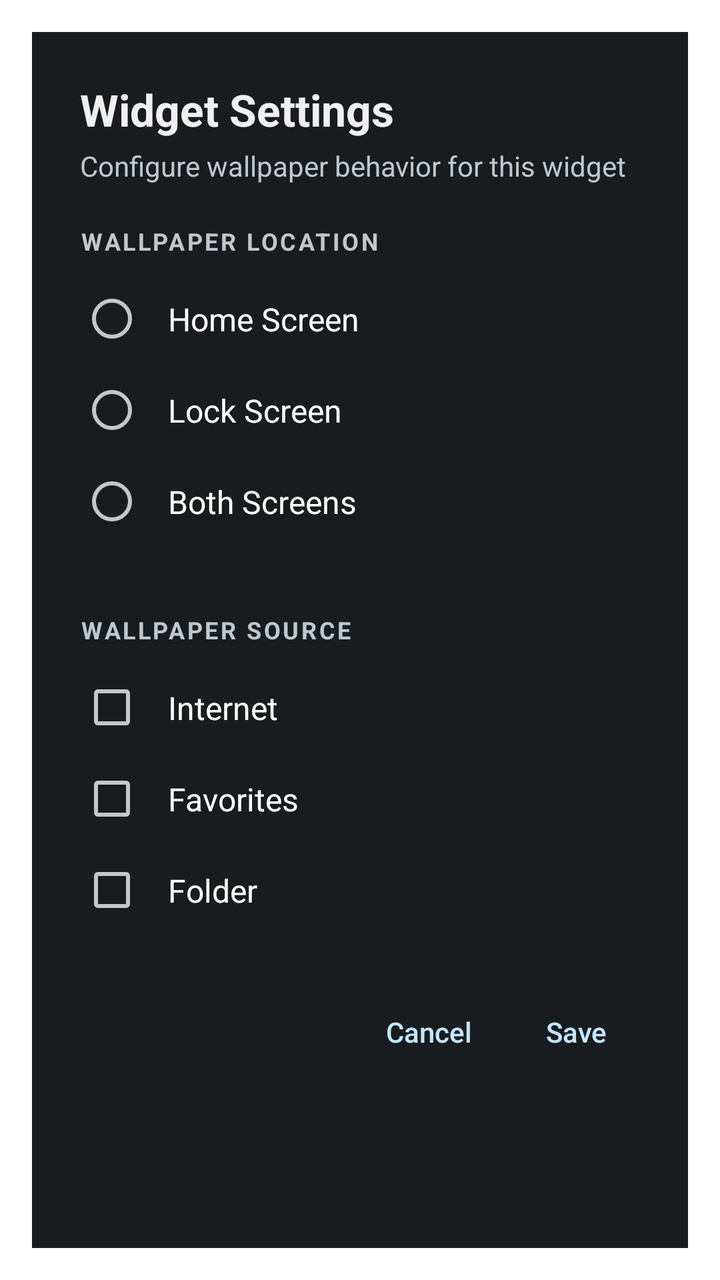
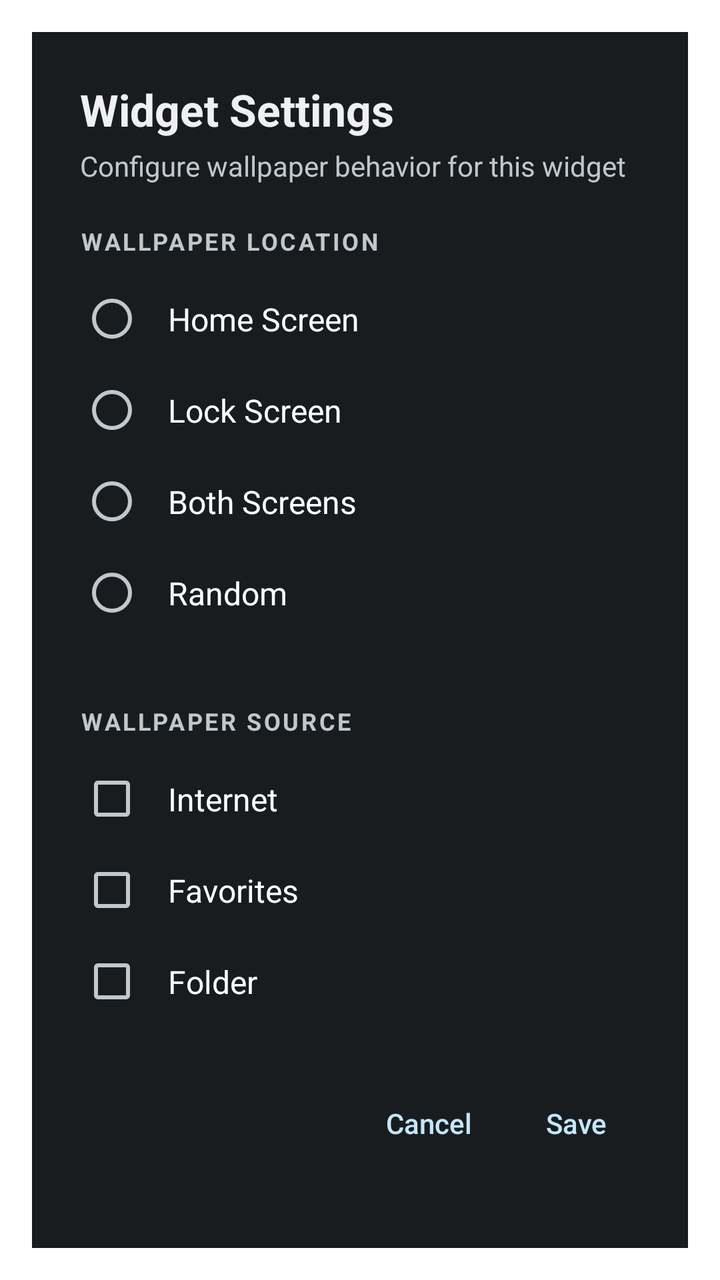

Screens rendered from an Android XML layout before and after an edit, with the pre-edit source and the edit as a unified diff.
<!-- AndroidManifest.xml: activity theme android:Theme.DeviceDefault.Dialog -->
<!-- res/layout/widget_config.xml -->
<?xml version="1.0" encoding="utf-8"?>
<ScrollView xmlns:android="http://schemas.android.com/apk/res/android"
    android:layout_width="match_parent"
    android:layout_height="match_parent"
    android:background="?android:attr/colorBackground">

    <LinearLayout
        android:layout_width="match_parent"
        android:layout_height="wrap_content"
        android:orientation="vertical"
        android:padding="24dp">

        <TextView
            android:layout_width="wrap_content"
            android:layout_height="wrap_content"
            android:text="Widget Settings"
            android:textSize="22sp"
            android:textStyle="bold"
            android:textColor="?android:attr/textColorPrimary" />

        <TextView
            android:layout_width="wrap_content"
            android:layout_height="wrap_content"
            android:text="Configure wallpaper behavior for this widget"
            android:textSize="14sp"
            android:textColor="?android:attr/textColorSecondary"
            android:layout_marginTop="4dp"
            android:layout_marginBottom="20dp" />

        <TextView
            android:layout_width="wrap_content"
            android:layout_height="wrap_content"
            android:text="WALLPAPER LOCATION"
            android:textSize="12sp"
            android:textStyle="bold"
            android:textColor="?android:attr/textColorSecondary"
            android:letterSpacing="0.1"
            android:layout_marginBottom="8dp" />

        <RadioGroup
            android:id="@+id/location_group"
            android:layout_width="match_parent"
            android:layout_height="wrap_content"
            android:orientation="vertical">

            <RadioButton
                android:id="@+id/radio_home"
                android:layout_width="match_parent"
                android:layout_height="wrap_content"
                android:text="Home Screen"
                android:padding="12dp"
                android:textSize="16sp" />

            <RadioButton
                android:id="@+id/radio_lock"
                android:layout_width="match_parent"
                android:layout_height="wrap_content"
                android:text="Lock Screen"
                android:padding="12dp"
                android:textSize="16sp" />

            <RadioButton
                android:id="@+id/radio_both"
                android:layout_width="match_parent"
                android:layout_height="wrap_content"
                android:text="Both Screens"
                android:padding="12dp"
                android:textSize="16sp" />
        </RadioGroup>

        <View
            android:layout_width="match_parent"
            android:layout_height="1dp"
            android:background="?android:attr/listDivider"
            android:layout_marginVertical="16dp" />

        <TextView
            android:layout_width="wrap_content"
            android:layout_height="wrap_content"
            android:text="WALLPAPER SOURCE"
            android:textSize="12sp"
            android:textStyle="bold"
            android:textColor="?android:attr/textColorSecondary"
            android:letterSpacing="0.1"
            android:layout_marginBottom="8dp" />

        <CheckBox
            android:id="@+id/chk_internet"
            android:layout_width="match_parent"
            android:layout_height="wrap_content"
            android:text="Internet"
            android:padding="12dp"
            android:textSize="16sp" />

        <CheckBox
            android:id="@+id/chk_favorites"
            android:layout_width="match_parent"
            android:layout_height="wrap_content"
            android:text="Favorites"
            android:padding="12dp"
            android:textSize="16sp" />

        <CheckBox
            android:id="@+id/chk_folder"
            android:layout_width="match_parent"
            android:layout_height="wrap_content"
            android:text="Folder"
            android:padding="12dp"
            android:textSize="16sp" />

        <LinearLayout
            android:layout_width="match_parent"
            android:layout_height="wrap_content"
            android:orientation="horizontal"
            android:layout_marginTop="24dp"
            android:gravity="end">

            <Button
                android:id="@+id/btn_cancel"
                android:layout_width="wrap_content"
                android:layout_height="48dp"
                android:text="Cancel"
                android:textAllCaps="false"
                style="?android:attr/buttonBarButtonStyle" />

            <Button
                android:id="@+id/btn_save"
                android:layout_width="wrap_content"
                android:layout_height="48dp"
                android:text="Save"
                android:textAllCaps="false"
                android:layout_marginStart="8dp"
                style="?android:attr/buttonBarButtonStyle" />
        </LinearLayout>
    </LinearLayout>
</ScrollView>
<!-- resources referenced by this layout -->
<resources>

</resources>

<!-- the commit's change to res/layout/widget_config.xml (unified diff, before → after) -->
@@ -64,6 +64,14 @@
                 android:layout_width="match_parent"
                 android:layout_height="wrap_content"
                 android:text="Both Screens"
+                android:padding="12dp"
+                android:textSize="16sp" />
+
+            <RadioButton
+                android:id="@+id/radio_random"
+                android:layout_width="match_parent"
+                android:layout_height="wrap_content"
+                android:text="Random"
                 android:padding="12dp"
                 android:textSize="16sp" />
         </RadioGroup>
